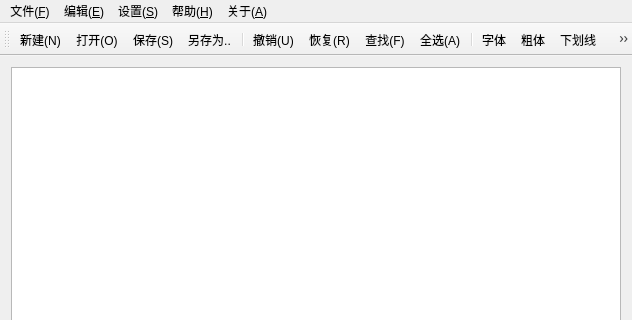
Qt form mainwindow.ui (Malloc-Luo/Notepad) before a commit; both pictures show x 0 to 632 and y 0 to 320 of the 632 by 857 pixel window.
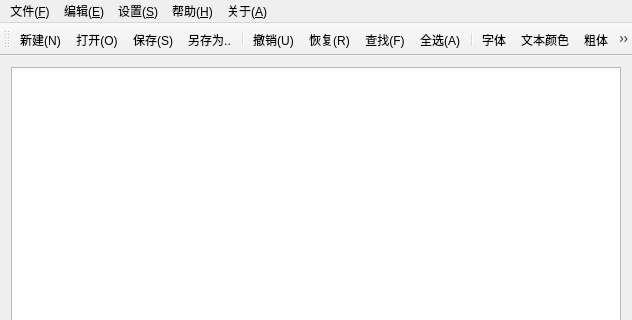
The same form after that commit. Icons and pictures are not drawn.

What changed in the file:
```diff
--- a/mainwindow.ui
+++ b/mainwindow.ui
@@ -160,11 +160,10 @@
    <addaction name="actionselectall"/>
    <addaction name="separator"/>
    <addaction name="actionfont_2"/>
+   <addaction name="actioncolor"/>
    <addaction name="actionBold"/>
    <addaction name="actionUnderline"/>
    <addaction name="actionItalic"/>
-   <addaction name="actionfontsize"/>
-   <addaction name="actioncolor"/>
    <addaction name="separator"/>
    <addaction name="actionHelp"/>
   </widget>
@@ -470,6 +469,9 @@
    </property>
   </action>
   <action name="actioncolor">
+   <property name="enabled">
+    <bool>true</bool>
+   </property>
    <property name="icon">
     <iconset resource="icons.qrc">
      <normaloff>:/icon/color</normaloff>:/icon/color</iconset>
```
Left out of the diff: 84 changed lines with no effect on the pictures.
